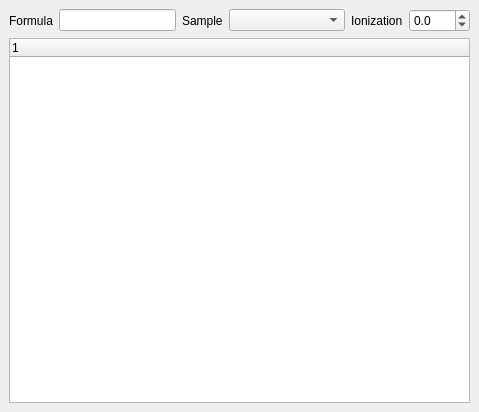
The window that src/gui/mzroll/forms/isotopeswidget.ui (ElucidataInc/ElMaven) describes before a commit, drawn with Qt 5.
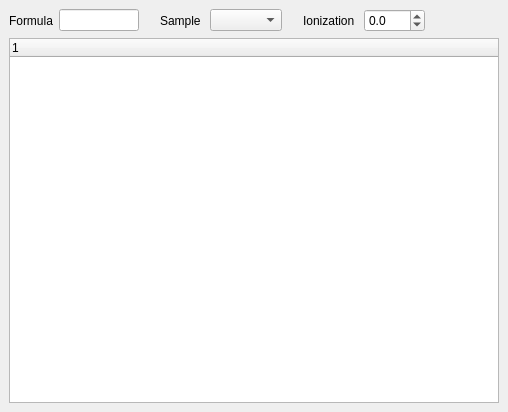
The same window after the commit.

Commit message: [UI] Set appropriate expansion scales in isotopes widget

```diff
--- a/src/gui/mzroll/forms/isotopeswidget.ui
+++ b/src/gui/mzroll/forms/isotopeswidget.ui
@@ -6,7 +6,7 @@
    <rect>
     <x>0</x>
     <y>0</y>
-    <width>479</width>
+    <width>508</width>
     <height>412</height>
    </rect>
   </property>
@@ -34,7 +34,7 @@
      </widget>
     </item>
     <item row="0" column="0" colspan="6">
-     <layout class="QHBoxLayout" name="horizontalLayout_2">
+     <layout class="QHBoxLayout" name="horizontalLayout_2" stretch="0,1,0,1,0,0,2">
       <item>
        <widget class="QLabel" name="label">
         <property name="text">
@@ -50,10 +50,21 @@
           <verstretch>0</verstretch>
          </sizepolicy>
         </property>
+        <property name="minimumSize">
+         <size>
+          <width>80</width>
+          <height>0</height>
+         </size>
+        </property>
        </widget>
       </item>
       <item>
        <widget class="QLabel" name="label_3">
+        <property name="styleSheet">
+         <string notr="true">QLabel {
+  margin-left: 12px;
+}</string>
+        </property>
         <property name="text">
          <string>Sample</string>
         </property>
@@ -71,6 +82,11 @@
       </item>
       <item>
        <widget class="QLabel" name="label_2">
+        <property name="styleSheet">
+         <string notr="true">QLabel {
+  margin-left: 12px;
+}</string>
+        </property>
         <property name="text">
          <string>Ionization</string>
         </property>
@@ -86,6 +102,19 @@
         </property>
        </widget>
       </item>
+      <item>
+       <spacer name="horizontalSpacer">
+        <property name="orientation">
+         <enum>Qt::Horizontal</enum>
+        </property>
+        <property name="sizeHint" stdset="0">
+         <size>
+          <width>40</width>
+          <height>20</height>
+         </size>
+        </property>
+       </spacer>
+      </item>
      </layout>
     </item>
    </layout>
```
